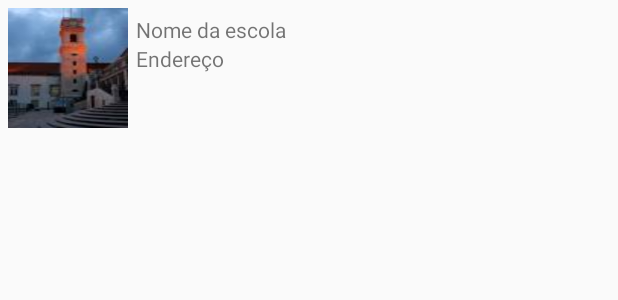
After one commit to lglmoura/ListViewExemplo, an Android app: the layout item_escola.xml on its own in the app's theme, with its tools: preview values and no code run, on a phone screen of 412 x 824 dp. The commit adds this screen. Shown: the top 300 px of the screen. Run offline under Robolectric (Android 15) with nearby library versions, the phone set to English and light mode, and no system bars.

Commit message:
Criando o Layout do Item

```diff
--- /dev/null
+++ b/app/src/main/res/layout/item_escola.xml
@@ -0,0 +1,30 @@
+<?xml version="1.0" encoding="utf-8"?>
+<LinearLayout xmlns:android="http://schemas.android.com/apk/res/android"
+    android:orientation="horizontal" android:layout_width="match_parent"
+    android:layout_height="match_parent">
+    <ImageView
+        android:layout_width="80dp"
+        android:layout_height="80dp"
+        android:id="@+id/imagem"
+        android:scaleType="fitXY"
+        android:src="@drawable/escola1"
+        android:layout_margin="5dp" />
+    <LinearLayout
+    android:orientation="vertical"
+    android:layout_width="match_parent"
+    android:layout_height="wrap_content"
+    android:layout_gravity="right">
+    <TextView
+        android:layout_width="wrap_content"
+        android:layout_height="wrap_content"
+        android:text="Nome da escola"
+        android:id="@+id/nome"
+        android:layout_marginTop="10dp" />
+
+    <TextView
+        android:layout_width="wrap_content"
+        android:layout_height="wrap_content"
+        android:text="Endereço"
+        android:id="@+id/endereco" />
+    </LinearLayout>
+</LinearLayout>
```
Also changed, not shown: app/src/main/java/br/edu/iff/pooa20172/listviewexemplo/Principal.java (+8 -0 lines), app/src/main/res/layout/activity_principal.xml (+6 -9 lines), app/src/main/res/drawable/escola1.jpg (added).
